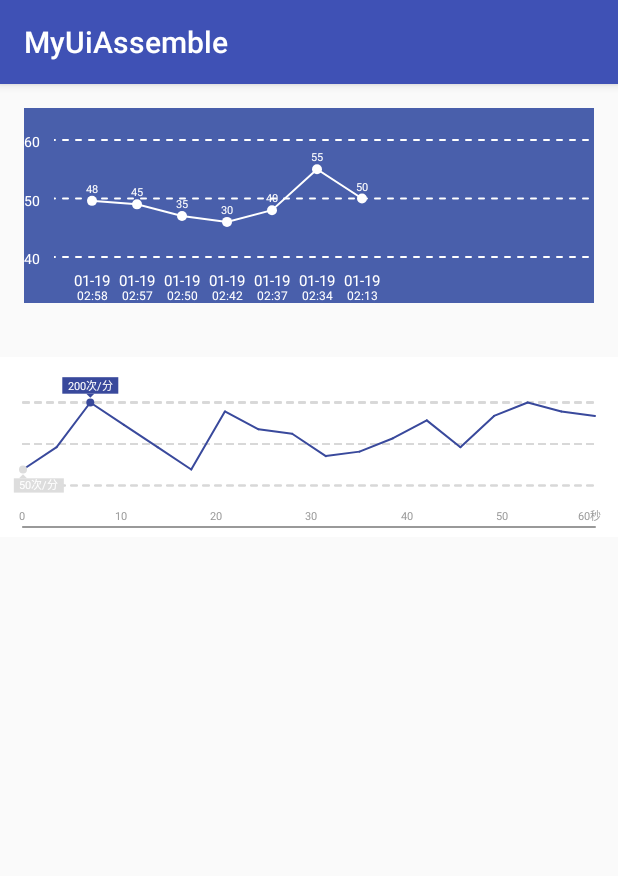
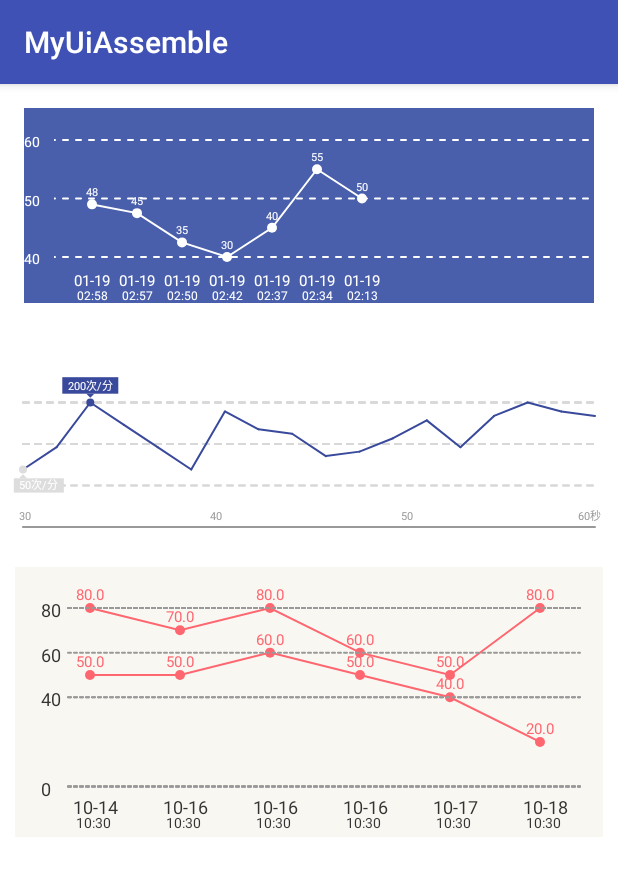
Before and after one commit to MapleSunFLY/MyUiAssemble, an Android app: the LineActivity screen opened directly, with no data from a screen before it, on a phone screen of 412 x 824 dp. Shown: the top 876 px of the screen. Run offline under Robolectric (Android 15) with nearby library versions, the phone set to English and light mode, and no system bars.

Commit message:
[Add] 折线图

```diff
--- /dev/null
+++ b/app/src/main/java/com/fly/myuiassemble/IndexLineEntity.java
@@ -0,0 +1,36 @@
+package com.fly.myuiassemble;
+
+import com.fly.viewlibrary.statistics.line.index.IndexLineMode;
+
+import java.util.List;
+
+/**
+ * 包    名 : com.fly.myuiassemble
+ * 作    者 : FLY
+ * 创建时间 : 2019/10/17
+ * 描述:
+ */
+public class IndexLineEntity implements IndexLineMode {
+
+    private long time;
+
+    private List<Double> list;
+
+    @Override
+    public long getRecordTime() {
+        return time;
+    }
+
+    @Override
+    public List<Double> getValues() {
+        return list;
+    }
+
+    public void setTime(long time) {
+        this.time = time;
+    }
+
+    public void setList(List<Double> list) {
+        this.list = list;
+    }
+}
--- a/app/src/main/java/com/fly/myuiassemble/LineActivity.java
+++ b/app/src/main/java/com/fly/myuiassemble/LineActivity.java
@@ -5,8 +5,11 @@ import android.support.v7.app.AppCompatActivity;
 
 import com.fly.viewlibrary.statistics.line.LineCartView;
 import com.fly.viewlibrary.statistics.line.StatisticsLineChartView;
+import com.fly.viewlibrary.statistics.line.index.IndexLineCartView;
 
+import java.util.ArrayList;
 import java.util.Arrays;
+import java.util.HashSet;
 import java.util.List;
 
 public class LineActivity extends AppCompatActivity {
@@ -17,7 +20,7 @@ public class LineActivity extends AppCompatActivity {
         setContentView(R.layout.activity_line);
 
         LineCartView lineCartView = findViewById(R.id.lineCart);
-        String[] xArr = {"0", "10", "20", "30", "40", "50", "60"};
+        String[] xArr = {"30", "40", "50", "60"};
         List<String> xValues = Arrays.asList(xArr);
 
         String[] xLong = {"50", "55", "40", "30", "35", "45", "48"};
@@ -34,5 +37,73 @@ public class LineActivity extends AppCompatActivity {
         List<Integer> points = Arrays.asList(xInt);
         statisticsLineChartView.setLines(points);
         statisticsLineChartView.setNums(xValues);
+
+        IndexLineCartView indexLineCartView = findViewById(R.id.indexLineCartView);
+
+        HashSet<Integer> hashSet = new HashSet<>();
+        hashSet.add(0);
+        hashSet.add(40);
+        hashSet.add(60);
+        hashSet.add(80);
+
+        indexLineCartView.setLeftData(hashSet);
+
+        List<IndexLineEntity> indexLineEntities = new ArrayList<>();
+
+        IndexLineEntity entity1 = new IndexLineEntity();
+        long time1 = System.currentTimeMillis();
+        entity1.setTime(time1);
+        List<Double> list1 = new ArrayList<>();
+        list1.add(20d);
+        list1.add(80d);
+        entity1.setList(list1);
+        indexLineEntities.add(entity1);
+
+        IndexLineEntity entity2 = new IndexLineEntity();
+        long time2 = System.currentTimeMillis() - 1 * 24 * 60 * 60 * 1000;
+        entity2.setTime(time2);
+        List<Double> list2 = new ArrayList<>();
+        list2.add(40d);
+        list2.add(50d);
+        entity2.setList(list2);
+        indexLineEntities.add(entity2);
+
+        IndexLineEntity entity3 = new IndexLineEntity();
+        long time3 = System.currentTimeMillis() - 2 * 24 * 60 * 60 * 1000;
+        entity3.setTime(time3);
+        List<Double> list3 = new ArrayList<>();
+        list3.add(50d);
+        list3.add(60d);
+        entity3.setList(list3);
+        indexLineEntities.add(entity3);
+
+        IndexLineEntity entity4 = new IndexLineEntity();
+        long time4 = System.currentTimeMillis() - 2 * 24 * 60 * 60 * 1000;
+        entity4.setTime(time4);
+        List<Double> list4 = new ArrayList<>();
+        list4.add(60d);
+        list4.add(80d);
+        entity4.setList(list4);
+        indexLineEntities.add(entity4);
+
+        IndexLineEntity entity5 = new IndexLineEntity();
+        long time5 = System.currentTimeMillis() - 2 * 24 * 60 * 60 * 1000;
+        entity5.setTime(time5);
+        List<Double> list5 = new ArrayList<>();
+        list5.add(50d);
+        list5.add(70d);
+        entity5.setList(list5);
+        indexLineEntities.add(entity5);
+
+        IndexLineEntity entity6 = new IndexLineEntity();
+        long time6 = System.currentTimeMillis() - 4 * 24 * 60 * 60 * 1000;
+        entity6.setTime(time6);
+        List<Double> list6 = new ArrayList<>();
+        list6.add(50d);
+        list6.add(80d);
+        entity6.setList(list6);
+        indexLineEntities.add(entity6);
+
+        indexLineCartView.setData(indexLineEntities);
     }
 }
--- a/app/src/main/res/layout/activity_line.xml
+++ b/app/src/main/res/layout/activity_line.xml
@@ -5,6 +5,7 @@
     android:layout_width="match_parent"
     android:layout_height="match_parent"
     android:orientation="vertical"
+    android:background="@color/common_white_color"
     tools:context="com.fly.myuiassemble.LineActivity">
 
     <com.fly.viewlibrary.statistics.line.LineCartView
@@ -35,4 +36,14 @@
         android:padding="8dp"
         app:statisticsLineUnit="次/分"
         app:statisticsNumUnit="秒" />
+
+    <com.fly.viewlibrary.statistics.line.index.IndexLineCartView
+        android:id="@+id/indexLineCartView"
+        android:layout_width="match_parent"
+        android:layout_height="180dp"
+        android:layout_marginLeft="10dp"
+        android:layout_marginRight="10dp"
+        android:layout_marginTop="20dp"
+        android:paddingLeft="15dp"
+        android:background="#17BCA573" />
 </LinearLayout>
--- /dev/null
+++ b/viewlibrary/src/main/java/com/fly/viewlibrary/statistics/line/index/IndexLineCartView.java
@@ -0,0 +1,515 @@
+package com.fly.viewlibrary.statistics.line.index;
+
+import android.content.Context;
+import android.content.res.TypedArray;
+import android.graphics.Canvas;
+import android.graphics.DashPathEffect;
+import android.graphics.Paint;
+import android.graphics.Path;
+import android.graphics.drawable.Drawable;
+import android.util.AttributeSet;
+import android.util.Log;
+import android.view.MotionEvent;
+import android.view.View;
+
+import com.fly.viewlibrary.R;
+import com.fly.viewlibrary.utils.StringUtils;
+import com.fly.viewlibrary.utils.TimeUtils;
+import com.fly.viewlibrary.utils.ViewUtils;
+
+import java.util.ArrayList;
+import java.util.Collections;
+import java.util.HashSet;
+import java.util.List;
+
+/**
+ * 包    名 : com.fly.viewlibrary.statistics.line
+ * 作    者 : FLY
+ * 创建时间 : 2019/10/16
+ * 描述: 指标曲线
+ */
+public class IndexLineCartView extends View {
+
+    /**
+     * 指标数据列表
+     */
+    private List<? extends IndexLineMode> mData;
+
+    /**
+     * 指标区间
+     */
+    private HashSet<Integer> ectionsData;
+
+    /**
+     * 实线画笔
+     */
+    private Paint mPaint;
+
+    /**
+     * 虚线画笔
+     */
+    private Paint mDottedPaint;
+
+    /**
+     * 宽
+     */
+    private float width;
+
+    /**
+     * 高
+     */
+    private float height;
+
+    /**
+     * 虚线颜色
+     */
+    private int mDottedLineColor = 0xff999999;
+
+    /**
+     * 虚线的高度
+     */
+    private float mDottedLineHeight = 1;
+
+    /**
+     * 虚线里左边的间距
+     */
+    private float mDottedSpacing = 20;
+
+    /**
+     * 实线颜色
+     */
+    private int mSolidLineColor = 0xffff6770;
+
+    /**
+     * 实线的高度
+     */
+    private float mSolidLineHeight = 1;
+
+    /**
+     * 点的颜色
+     */
+    private int mPointColor = 0xffff6770;
+
+    /**
+     * 点的半径
+     */
+    private float mPointRadius = 3;
+
+    /**
+     * 值的大小
+     */
+    private float mValueSize = 10;
+
+    /**
+     * 底部文本颜色
+     */
+    private int mBottomTextColor = 0xff333333;
+
+    /**
+     * 底部文本大小
+     */
+    private float mBottomTextSize = 12;
+
+    /**
+     * 左边文本颜色
+     */
+    private int mLeftTextColor = 0xff333333;
+
+    /**
+     * 左边文本大小
+     */
+    private float mLeftTextSize = 12;
+
+    /**
+     * x点之间的间距
+     */
+    private float xInterval = 60;
+
+    /**
+     * 在移动时，第一个点允许最小的x坐标
+     */
+    private float minXinit;
+    /**
+     * 在移动时，第一个点允许允许最大的x坐标
+     */
+    private float maxXinit;
+
+    /**
+     * 滑动启动点X
+     */
+    private float startX;
+
+    /**
+     * 滑动启动点Y
+     */
+    private float startY;
+
+    /**
+     * 第一个点位置
+     */
+    private float xInit;
+
+    /**
+     * 初始化数据
+     */
+    private boolean isFirst = true;
+
+    /**
+     * 最大值
+     */
+    private double max;
+
+    /**
+     * 最小值
+     */
+    private double min;
+
+    /**
+     * 日期格式
+     */
+    private String dateFormat = "MM-dd";
+
+    /**
+     * 时间
+     */
+    private String timeFormat = "HH:mm";
+
+    /**
+     * 背景颜色
+     */
+    private int mBackgroundColor = 0xffffffff;
+
+    /**
+     * 背景透明色
+     */
+    private int mTransparentColor = 0x17BCA573;
+
+    public IndexLineCartView(Context context) {
+        this(context, null);
+    }
+
+    public IndexLineCartView(Context context, AttributeSet attrs) {
+        this(context, attrs, 0);
+    }
+
+    public IndexLineCartView(Context context, AttributeSet attrs, int defStyleAttr) {
+        super(context, attrs, defStyleAttr);
+        initConfig(context, attrs, defStyleAttr);
+        initPainters();
+    }
+
+    /**
+     * 初始化LineCart属性
+     *
+     * @param context
+     * @param attrs
+     * @param defStyleAttr
+     */
+    private void initConfig(Context context, AttributeSet attrs, int defStyleAttr) {
+        TypedArray array = context.obtainStyledAttributes(attrs, R.styleable.IndexLineCartView, defStyleAttr, 0);
+
+        //虚线参数
+        mDottedLineColor = array.getColor(R.styleable.IndexLineCartView_iLCDottedLineColor, mDottedLineColor);
+        mDottedLineHeight = array.getDimension(R.styleable.IndexLineCartView_iLCDottedLineHeight, ViewUtils.dip2px(context, mDottedLineHeight));
+        mDottedSpacing = array.getDimension(R.styleable.IndexLineCartView_iLCDottedSpacing, ViewUtils.dip2px(context, mDottedSpacing));
+
+        //实线参数
+        mSolidLineColor = array.getColor(R.styleable.IndexLineCartView_iLCSolidLineColor, mSolidLineColor);
+        mSolidLineHeight = array.getDimension(R.styleable.IndexLineCartView_iLCSolidLineHeight, ViewUtils.dip2px(context, mSolidLineHeight));
+
+        //点与值的参数
+        mPointColor = array.getColor(R.styleable.IndexLineCartView_iLCPointColor, mPointColor);
+        mPointRadius = array.getDimension(R.styleable.IndexLineCartView_iLCPointRadius, ViewUtils.dip2px(context, mPointRadius));
+        mValueSize = array.getDimension(R.styleable.IndexLineCartView_iLCValueSize, ViewUtils.dip2px(context, mValueSize));
+
+        //底部文本参数
+        mBottomTextColor = array.getColor(R.styleable.IndexLineCartView_iLCBottomTextColor, mBottomTextColor);
+        mBottomTextSize = array.getDimension(R.styleable.IndexLineCartView_iLCBottomTextSize, ViewUtils.dip2px(context, mBottomTextSize));
+
+        //左边文本参数
+        mLeftTextColor = array.getColor(R.styleable.IndexLineCartView_iLCLeftTextColor, mLeftTextColor);
+        mLeftTextSize = array.getDimension(R.styleable.IndexLineCartView_iLCLeftTextSize, ViewUtils.dip2px(context, mLeftTextSize));
+
+        //x点之间的间距
+        xInterval = array.getDimension(R.styleable.IndexLineCartView_iLCXInterval, ViewUtils.dip2px(context, xInterval));
+
+        //背景色
+        //控件背景有透明度时需要设置背景底色和透明色
+        mBackgroundColor = array.getColor(R.styleable.IndexLineCartView_iLCBackgroundColor, mBackgroundColor);
+        mTransparentColor = array.getColor(R.styleable.IndexLineCartView_iLCTransparentColor, mTransparentColor);
+
+        array.recycle();
+    }
+
+    private void initPainters() {
+        mPaint = new Paint(Paint.ANTI_ALIAS_FLAG);//抗锯齿
+        mPaint.setAntiAlias(true);//防抖动
+        mPaint.setStrokeCap(Paint.Cap.ROUND);
+        mPaint.setStrokeWidth(mSolidLineHeight);
+
+        mDottedPaint = new Paint(Paint.ANTI_ALIAS_FLAG);//抗锯齿
+        mDottedPaint.setAntiAlias(true);//防抖动
+        mDottedPaint.setStyle(Paint.Style.STROKE);
+        mDottedPaint.setStrokeCap(Paint.Cap.ROUND);
+        mDottedPaint.setColor(mDottedLineColor);
+        mDottedPaint.setStrokeWidth(mDottedLineHeight);
+        mDottedPaint.setPathEffect(new DashPathEffect(new float[]{ViewUtils.dip2px(getContext(), 2f), ViewUtils.dip2px(getContext(), 2f)}, 0));
+    }
+
+    @Override
+    protected void onDraw(Canvas canvas) {
+        if (isFirst) {
+            width = getWidth() - getPaddingRight() - getPaddingLeft();
+            height = getHeight() - getPaddingTop() - getPaddingBottom();
+            int size = 0;
+            if (listIsNotNull(mData)) {
+                size = mData.size() - 1;
+            }
+            float length = xInterval * size;
+
+            mPaint.setTextSize(mBottomTextSize);
+            float v = mPaint.measureText("12-23");
+            float realLength = width - mDottedSpacing - v;
+            if (length <= realLength) {
+                minXinit = maxXinit = xInit = length + mDottedSpacing + v;
+            } else {
+                minXinit = xInit = realLength + mDottedSpacing;
+                maxXinit = length + mDottedSpacing + v;
+            }
+            isFirst = false;
+        }
+        double numDifference = max - min;
+        numDifference = numDifference <= 0 ? 1 : numDifference;
+
+        // 折线高度
+        float lY = height - mValueSize - mPointRadius - mBottomTextSize - mBottomTextSize * 0.8f - 2 * mLeftTextSize - ViewUtils.dip2px(getContext(), 2);
+        //折线高度比例
+        float proportion = (float) (lY / numDifference);
+
+        //折线最小值高度
+        float minValueHeight = height + getPaddingBottom() - mBottomTextSize - mBottomTextSize * 0.8f - mLeftTextSize;
+
+        drawX(minValueHeight, proportion, canvas);
+
+        drawVerticalRectangle(canvas);
+
+        drawDottedLine(minValueHeight, proportion, canvas);
+    }
+
+
+    /**
+     * 绘制虚线
+     *
+     * @param minValueHeight 折线最小值高度
+     * @param proportion     折线高度比例
+     * @param canvas
+     */
+    private void drawDottedLine(float minValueHeight, float proportion, Canvas canvas) {
+        if (ectionsData == null || ectionsData.size() <= 0) return;
+        Path path = new Path();
+        mPaint.setStyle(Paint.Style.FILL);
+        mPaint.setStrokeWidth(mSolidLineHeight);
+        mPaint.setColor(mLeftTextColor);
+        mPaint.setTextSize(mLeftTextSize);
+        for (Integer ectionsDatum : ectionsData) {
+            float coordinateY = (float) (minValueHeight + (min - ectionsDatum) * proportion);
+            path.moveTo(getPaddingLeft() + mDottedSpacing, coordinateY);
+            path.lineTo(width, coordinateY);
+            canvas.drawPath(path, mDottedPaint);
+
+            canvas.drawText(String.valueOf(ectionsDatum), getPaddingLeft() + ViewUtils.dip2px(getContext(), 2), coordinateY + mLeftTextSize / 2, mPaint);
+        }
+    }
+
+    /**
+     * 画点 线
+     *
+     * @param minValueHeight 折线最小值高度
+     * @param proportion     折线高度比例
+     * @param canvas
+     */
+    private void drawX(float minValueHeight, float proportion, Canvas canvas) {
+        if (listIsNotNull(mData)) {
+            for (int j = 0; j < mData.get(0).getValues().size(); j++) {
+                Path path = new Path();
+                for (int i = 0; i < mData.size(); i++) {
+                    IndexLineMode indexLineMode = mData.get(i);
+                    Double d = indexLineMode.getValues().get(j);
+                    float x = xInit - i * xInterval;
+                    float coordinateY = (float) (minValueHeight + (min - d) * proportion);
+                    if (i == 0) {
+                        path.moveTo(x, coordinateY);
+                    } else {
+                        path.lineTo(x, coordinateY);
+                    }
+
+
+                    //画小圆点
+                    mPaint.setStyle(Paint.Style.FILL);
+                    mPaint.setColor(mPointColor);
+                    canvas.drawCircle(x, coordinateY, mPointRadius, mPaint);
+
+                    //画数据对应值得文本
+                    mPaint.setTextSize(mValueSize);
+                    float valueT = mPaint.measureText(String.valueOf(d));
+                    float textY = coordinateY - mPointRadius - ViewUtils.dip2px(getContext(), 2);
+                    canvas.drawText(String.valueOf(d), x - valueT / 2, textY, mPaint);
+
+                    //画底部文本
+                    if (j == 0) {
+                        float timeY = height + getPaddingBottom() - mLeftTextSize / 2;
+
+                        mPaint.setColor(mBottomTextColor);
+                        mPaint.setTextSize(mBottomTextSize);
+                        float dateT = mPaint.measureText(String.valueOf(d));
+                        String date = TimeUtils.format(indexLineMode.getRecordTime(), dateFormat);
+                        float dateY = timeY - mBottomTextSize * 0.8f;
+                        canvas.drawText(date, x - dateT / 2, dateY, mPaint);
+
+                        mPaint.setTextSize(mBottomTextSize * 0.8f);
+                        float timeT = mPaint.measureText(String.valueOf(d));
+                        String time = TimeUtils.format(indexLineMode.getRecordTime(), timeFormat);
+                        canvas.drawText(time, x - timeT / 2, timeY, mPaint);
+                    }
+                }
+
+                mPaint.setColor(mSolidLineColor);
+                mPaint.setStyle(Paint.Style.STROKE);
+                canvas.drawPath(path, mPaint);
+            }
+        }
+    }
+
+    /**
+     * 垂直矩形
+     *
+     * @param canvas
+     */
+    private void drawVerticalRectangle(Canvas canvas) {
+        float minValueHeight = height + getPaddingBottom() - mLeftTextSize / 2;
+        int maxValueHeight = (int) (getPaddingTop() + mLeftTextSize);
+        int leftX2 = (int) (getPaddingLeft() + mDottedSpacing);
+        mPaint.setStyle(Paint.Style.FILL);
+        mPaint.setColor(mBackgroundColor);
+        canvas.drawRect(0, maxValueHeight, leftX2, minValueHeight, mPaint);// 长方形
+        canvas.drawRect(width, maxValueHeight, getWidth(), minValueHeight, mPaint);// 长方形
+        if (mTransparentColor > 0) {
+            mPaint.setColor(mTransparentColor);
+            canvas.drawRect(0, maxValueHeight, leftX2, minValueHeight, mPaint);// 长方形
+            canvas.drawRect(width, maxValueHeight, getWidth(), minValueHeight, mPaint);// 长方形
+        }
+    }
+
+    private boolean listIsNotNull(List list) {
+        return list != null && list.size() > 0;
+    }
+
+    @Override
+    public boolean onTouchEvent(MotionEvent event) {
+        switch (event.getAction()) {
+            case MotionEvent.ACTION_DOWN:
+                this.getParent().requestDisallowInterceptTouchEvent(true);
+                startX = event.getX();
+                startY = event.getY();
+                break;
+            case MotionEvent.ACTION_MOVE:
+                float disY = event.getY() - startY;
+                float dis = event.getX() - startX;
+                if (Math.abs(disY) > Math.abs(dis)) {
+                    this.getParent().requestDisallowInterceptTouchEvent(false);
+                    return true;
+                }
+                if (Math.abs(dis) < ViewUtils.dip2px(getContext(), 8)) {
+                    this.getParent().requestDisallowInterceptTouchEvent(false);
+                    return true;
+                }
+                if (xInit + dis >= maxXinit) {
+                    xInit = maxXinit;
+                } else if (xInit + dis <= minXinit) {
+                    xInit = minXinit;
+                } else {
+                    xInit = (int) (xInit + dis);
+                }
+                invalidate();
+                break;
+            case MotionEvent.ACTION_UP:
+            case MotionEvent.ACTION_CANCEL:
+                break;
+        }
+        return true;
+    }
+
+    /**
+     * 设置左边显示区间
+     *
+     * @param ectionsData
+     */
+    public void setLeftData(HashSet<Integer> ectionsData) {
+        if (ectionsData != null && ectionsData.size() > 0) {
+            this.ectionsData = ectionsData;
+            List<Double> list = new ArrayList<>();
+            for (Integer ectionsDatum : ectionsData) {
+                list.add(Double.valueOf(ectionsDatum));
+            }
+            if (listIsNotNull(mData)) {
+                for (IndexLineMode mDatum : mData) {
+                    if (listIsNotNull(mDatum.getValues())) {
+                        list.addAll(mDatum.getValues());
+                    }
+                }
+            }
+            max = Collections.max(list);
+            min = Collections.min(list);
+            isFirst = true;
+            invalidate();
+        }
+    }
+
+    /**
+     * 设置点数据 数组每条值数组长度必须相同，且不为空，否则不绘制
+     *
+     * @param mData 值数组
+     */
+    public void setData(List<? extends IndexLineMode> mData) {
+        setData(mData, "0.0");
+    }
+
+    /**
+     * 设置点数据 数组每条值数组长度必须相同，且不为空，否则不绘制
+     *
+     * @param mData   值数组
+     * @param pattern 保留小数模型
+     */
+    public void setData(List<? extends IndexLineMode> mData, String pattern) {
+        if (listIsNotNull(mData)) {
+            List<Double> list = new ArrayList<>();
+            for (IndexLineMode mDatum : mData) {
+                if (listIsNotNull(mDatum.getValues())
+                        && mDatum.getValues().size() == mData.get(0).getValues().size()) {
+                    for (Double aDouble : mDatum.getValues()) {
+                        if (aDouble != null) {
+                            String s = StringUtils.doubleString(aDouble, pattern);
+                            list.add(Double.parseDouble(s));
+                        } else {
+                            Log.e("setData", "折线数据值不能为空且必须位数相同");
+                            return;
+                        }
+                    }
+                } else {
+                    Log.e("setData", "折线数据值不能为空且必须位数相同");
+                    return;
+                }
+            }
+            if (ectionsData != null && ectionsData.size() > 0) {
+                for (Integer ectionsDatum : ectionsData) {
+                    list.add(Double.valueOf(ectionsDatum));
+                }
+            }
+            this.mData = mData;
+            max = Collections.max(list);
+            min = Collections.min(list);
+            isFirst = true;
+            invalidate();
+        }
+    }
+}
--- /dev/null
+++ b/viewlibrary/src/main/java/com/fly/viewlibrary/statistics/line/index/IndexLineMode.java
@@ -0,0 +1,26 @@
+package com.fly.viewlibrary.statistics.line.index;
+
+import java.util.List;
+
+/**
+ * 包    名 : com.fly.viewlibrary.statistics.line.index
+ * 作    者 : FLY
+ * 创建时间 : 2019/10/16
+ * 描述: 参数曲线模型
+ */
+public interface IndexLineMode {
+
+    /**
+     * 指标记录时间
+     *
+     * @return
+     */
+    long getRecordTime();
+
+    /**
+     * 指标值数组 每条值数组必须相同且不为空
+     *
+     * @return
+     */
+    List<Double> getValues();
+}
--- a/viewlibrary/src/main/java/com/fly/viewlibrary/utils/StringUtils.java
+++ b/viewlibrary/src/main/java/com/fly/viewlibrary/utils/StringUtils.java
@@ -1,4 +1,6 @@
 package com.fly.viewlibrary.utils;
+
+import android.text.TextUtils;
 
 import java.text.DecimalFormat;
 import java.util.regex.Matcher;
@@ -21,6 +23,15 @@ public class StringUtils {
     public static String twoPointNum(float money) {
         DecimalFormat format = new DecimalFormat("#0.00");
         return format.format(money);
+    }
+
+    public static String doubleString(double num, String pattern) {
+        if(TextUtils.isEmpty(pattern)) {
+            pattern = "0.00";
+        }
+
+        DecimalFormat decimalFormat = new DecimalFormat(pattern);
+        return decimalFormat.format(num);
     }
 
     /**
--- a/viewlibrary/src/main/res/values/attrs.xml
+++ b/viewlibrary/src/main/res/values/attrs.xml
@@ -1,5 +1,36 @@
 <?xml version="1.0" encoding="utf-8"?>
 <resources>
+    <declare-styleable name="IndexLineCartView">
+        <!--虚线属性-->
+        <attr name="iLCDottedLineHeight" format="dimension" />
+        <attr name="iLCDottedLineColor" format="color" />
+        <attr name="iLCDottedSpacing" format="dimension" />
+
+        <!--实线属性-->
+        <attr name="iLCSolidLineColor" format="color" />
+        <attr name="iLCSolidLineHeight" format="dimension" />
+
+        <!--点与值的属性-->
+        <attr name="iLCPointColor" format="color" />
+        <attr name="iLCPointRadius" format="dimension" />
+        <attr name="iLCValueSize" format="dimension" />
+
+
+        <!--底部文本-->
+        <attr name="iLCBottomTextColor" format="color" />
+        <attr name="iLCBottomTextSize" format="dimension" />
+
+        <!--左边文本-->
+        <attr name="iLCLeftTextColor" format="color" />
+        <attr name="iLCLeftTextSize" format="dimension" />
+
+        <!--x点之间的间距-->
+        <attr name="iLCXInterval" format="dimension" />
+
+        <!--背景色：控件背景有透明度时需要设置背景底色和透明色-->
+        <attr name="iLCBackgroundColor" format="color" />
+        <attr name="iLCTransparentColor" format="color" />
+    </declare-styleable>
     <declare-styleable name="LineCartView">
 
         <attr name="lineCartDottedLineHeight" format="dimension" />
@@ -23,10 +54,15 @@
     </declare-styleable>
 
     <declare-styleable name="StatisticsLineChart">
+        <!--数字单位-->
         <attr name="statisticsNumUnit" format="string" />
+        <!--折线单位-->
         <attr name="statisticsLineUnit" format="string" />
+        <!--折线颜色-->
         <attr name="statisticsLineColor" format="color" />
+        <!--虚线颜色-->
         <attr name="statisticsDottedLineColor" format="color" />
+        <!--实线颜色-->
         <attr name="statisticsSolidLineColor" format="color" />
         <attr name="statisticsMaxBackgroundColor" format="color" />
         <attr name="statisticsMinBackgroundColor" format="color" />
```
